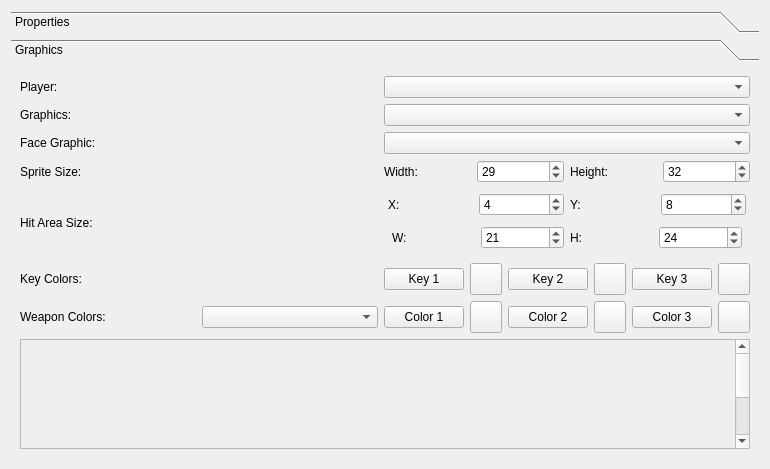
protoman/rockbot, file editor/mainwindow_tab/player_edit.ui: the form before one commit.
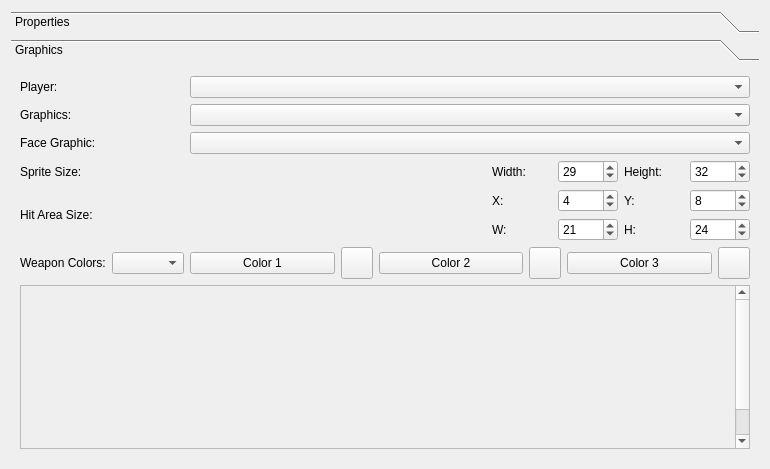
The form after the commit. Custom widgets are drawn as their Qt base class.

Commit message: - remove color -picker from editor and use Qt's color picker dialog (hi-color we are) - fix color-keys in player edition to use the pre-defined ones, no need to pick it anymore - more changes in file-format - remove destrin-ship scene as this will be handled by movie editor in the future. - move several more hardcoded in-game strings to strings-table

Diff of the .ui file:
```diff
--- a/editor/mainwindow_tab/player_edit.ui
+++ b/editor/mainwindow_tab/player_edit.ui
@@ -275,7 +275,7 @@
         <x>0</x>
         <y>0</y>
         <width>752</width>
-        <height>393</height>
+        <height>397</height>
        </rect>
       </property>
       <attribute name="label">
@@ -291,8 +291,27 @@
           <layout class="QGridLayout" name="gridLayout_9">
            <item row="3" column="2">
             <layout class="QHBoxLayout" name="horizontalLayout_4">
+             <item>
+              <spacer name="horizontalSpacer_5">
+               <property name="orientation">
+                <enum>Qt::Horizontal</enum>
+               </property>
+               <property name="sizeHint" stdset="0">
+                <size>
+                 <width>40</width>
+                 <height>20</height>
+                </size>
+               </property>
+              </spacer>
+             </item>
              <item>
               <widget class="QLabel" name="label_41">
+               <property name="minimumSize">
+                <size>
+                 <width>60</width>
+                 <height>0</height>
+                </size>
+               </property>
                <property name="text">
                 <string>Width:</string>
                </property>
@@ -300,6 +319,12 @@
              </item>
              <item>
               <widget class="QSpinBox" name="player_sprite_w">
+               <property name="minimumSize">
+                <size>
+                 <width>60</width>
+                 <height>0</height>
+                </size>
+               </property>
                <property name="value">
                 <number>29</number>
                </property>
@@ -307,6 +332,12 @@
              </item>
              <item>
               <widget class="QLabel" name="label_42">
+               <property name="minimumSize">
+                <size>
+                 <width>60</width>
+                 <height>0</height>
+                </size>
+               </property>
                <property name="text">
                 <string>Height:</string>
                </property>
@@ -314,6 +345,12 @@
              </item>
              <item>
               <widget class="QSpinBox" name="player_sprite_h">
+               <property name="minimumSize">
+                <size>
+                 <width>60</width>
+                 <height>0</height>
+                </size>
+               </property>
                <property name="value">
                 <number>32</number>
                </property>
@@ -324,14 +361,7 @@
            <item row="1" column="2">
             <widget class="QComboBox" name="player_graphics_combo"/>
            </item>
-           <item row="5" column="0">
-            <widget class="QLabel" name="label_47">
-             <property name="text">
-              <string>Key Colors:</string>
-             </property>
-            </widget>
-           </item>
-           <item row="6" column="2">
+           <item row="5" column="2">
             <layout class="QHBoxLayout" name="horizontalLayout_7">
              <item>
               <widget class="QPushButton" name="color1_picker">
@@ -413,88 +443,6 @@
              </item>
             </layout>
            </item>
-           <item row="5" column="2">
-            <layout class="QHBoxLayout" name="horizontalLayout_9">
-             <item>
-              <widget class="QPushButton" name="key1_picker">
-               <property name="text">
-                <string>Key 1</string>
-               </property>
-              </widget>
-             </item>
-             <item>
-              <widget class="QPushButton" name="ColorKeyIndicator1">
-               <property name="minimumSize">
-                <size>
-                 <width>32</width>
-                 <height>32</height>
-                </size>
-               </property>
-               <property name="maximumSize">
-                <size>
-                 <width>32</width>
-                 <height>32</height>
-                </size>
-               </property>
-               <property name="text">
-                <string/>
-               </property>
-              </widget>
-             </item>
-             <item>
-              <widget class="QPushButton" name="key2_picker">
-               <property name="text">
-                <string>Key 2</string>
-               </property>
-              </widget>
-             </item>
-             <item>
-              <widget class="QPushButton" name="ColorKeyIndicator2">
-               <property name="minimumSize">
-                <size>
-                 <width>32</width>
-                 <height>32</height>
-                </size>
-               </property>
-               <property name="maximumSize">
-                <size>
-                 <width>32</width>
-                 <height>32</height>
-                </size>
-               </property>
-               <property name="text">
-                <string/>
-               </property>
-              </widget>
-             </item>
-             <item>
-              <widget class="QPushButton" name="key3_picker">
-               <property name="text">
-                <string>Key 3</string>
-               </property>
-              </widget>
-             </item>
-             <item>
-              <widget class="QPushButton" name="ColorKeyIndicator3">
-               <property name="minimumSize">
-                <size>
-                 <width>32</width>
-                 <height>32</height>
-                </size>
-               </property>
-               <property name="maximumSize">
-                <size>
-                 <width>32</width>
-                 <height>32</height>
-                </size>
-               </property>
-               <property name="text">
-                <string/>
-               </property>
-              </widget>
-             </item>
-            </layout>
-           </item>
            <item row="0" column="2">
             <widget class="QComboBox" name="players_tab_list_combo_2"/>
            </item>
@@ -505,23 +453,9 @@
              </property>
             </widget>
            </item>
-           <item row="6" column="1">
+           <item row="5" column="1">
             <widget class="QComboBox" name="weaponlist_combo"/>
            </item>
-           <item row="6" column="0">
-            <widget class="QLabel" name="label_19">
-             <property name="text">
-              <string>Weapon Colors:</string>
-             </property>
-            </widget>
-           </item>
-           <item row="4" column="0">
-            <widget class="QLabel" name="label_40">
-             <property name="text">
-              <string>Hit Area Size:</string>
-             </property>
-            </widget>
-           </item>
            <item row="3" column="0">
             <widget class="QLabel" name="label_39">
              <property name="text">
@@ -529,24 +463,57 @@
              </property>
             </widget>
            </item>
+           <item row="4" column="0">
+            <widget class="QLabel" name="label_40">
+             <property name="text">
+              <string>Hit Area Size:</string>
+             </property>
+            </widget>
+           </item>
+           <item row="5" column="0">
+            <widget class="QLabel" name="label_19">
+             <property name="text">
+              <string>Weapon Colors:</string>
+             </property>
+            </widget>
+           </item>
            <item row="4" column="2">
             <layout class="QVBoxLayout" name="verticalLayout_6">
              <property name="leftMargin">
-              <number>4</number>
+              <number>0</number>
              </property>
              <property name="topMargin">
-              <number>4</number>
+              <number>0</number>
              </property>
              <property name="rightMargin">
-              <number>4</number>
+              <number>0</number>
              </property>
              <property name="bottomMargin">
-              <number>4</number>
+              <number>0</number>
              </property>
              <item>
               <layout class="QHBoxLayout" name="horizontalLayout_12">
+               <item>
+                <spacer name="horizontalSpacer_7">
+                 <property name="orientation">
+                  <enum>Qt::Horizontal</enum>
+                 </property>
+                 <property name="sizeHint" stdset="0">
+                  <size>
+                   <width>40</width>
+                   <height>20</height>
+                  </size>
+                 </property>
+                </spacer>
+               </item>
                <item>
                 <widget class="QLabel" name="label_43">
+                 <property name="minimumSize">
+                  <size>
+                   <width>60</width>
+                   <height>0</height>
+                  </size>
+                 </property>
                  <property name="text">
                   <string>X:</string>
                  </property>
@@ -554,6 +521,12 @@
                </item>
                <item>
                 <widget class="QSpinBox" name="player_hitarea_x">
+                 <property name="minimumSize">
+                  <size>
+                   <width>60</width>
+                   <height>0</height>
+                  </size>
+                 </property>
                  <property name="value">
                   <number>4</number>
                  </property>
@@ -561,6 +534,12 @@
                </item>
                <item>
                 <widget class="QLabel" name="label_44">
+                 <property name="minimumSize">
+                  <size>
+                   <width>60</width>
+                   <height>0</height>
+                  </size>
+                 </property>
                  <property name="text">
                   <string>Y:</string>
                  </property>
@@ -568,6 +547,12 @@
                </item>
                <item>
                 <widget class="QSpinBox" name="player_hitarea_y">
+                 <property name="minimumSize">
+                  <size>
+                   <width>60</width>
+                   <height>0</height>
+                  </size>
+                 </property>
                  <property name="value">
                   <number>8</number>
                  </property>
@@ -578,19 +563,38 @@
              <item>
               <layout class="QHBoxLayout" name="horizontalLayout_13">
                <property name="leftMargin">
-                <number>4</number>
+                <number>0</number>
                </property>
                <property name="topMargin">
-                <number>4</number>
+                <number>0</number>
                </property>
                <property name="rightMargin">
-                <number>4</number>
+                <number>0</number>
                </property>
                <property name="bottomMargin">
-                <number>4</number>
+                <number>0</number>
                </property>
+               <item>
+                <spacer name="horizontalSpacer_6">
+                 <property name="orientation">
+                  <enum>Qt::Horizontal</enum>
+                 </property>
+                 <property name="sizeHint" stdset="0">
+                  <size>
+                   <width>40</width>
+                   <height>20</height>
+                  </size>
+                 </property>
+                </spacer>
+               </item>
                <item>
                 <widget class="QLabel" name="label_45">
+                 <property name="minimumSize">
+                  <size>
+                   <width>60</width>
+                   <height>0</height>
+                  </size>
+                 </property>
                  <property name="text">
                   <string>W:</string>
                  </property>
@@ -598,6 +602,12 @@
                </item>
                <item>
                 <widget class="QSpinBox" name="player_hitarea_w">
+                 <property name="minimumSize">
+                  <size>
+                   <width>60</width>
+                   <height>0</height>
+                  </size>
+                 </property>
                  <property name="value">
                   <number>21</number>
                  </property>
@@ -605,6 +615,12 @@
                </item>
                <item>
                 <widget class="QLabel" name="label_46">
+                 <property name="minimumSize">
+                  <size>
+                   <width>60</width>
+                   <height>0</height>
+                  </size>
+                 </property>
                  <property name="text">
                   <string>H:</string>
                  </property>
@@ -612,6 +628,12 @@
                </item>
                <item>
                 <widget class="QSpinBox" name="player_hitarea_h">
+                 <property name="minimumSize">
+                  <size>
+                   <width>60</width>
+                   <height>0</height>
+                  </size>
+                 </property>
                  <property name="value">
                   <number>24</number>
                  </property>
```
Left out of the diff: 16 changed lines with no effect on the pictures. The commit also changes 27 other files.
